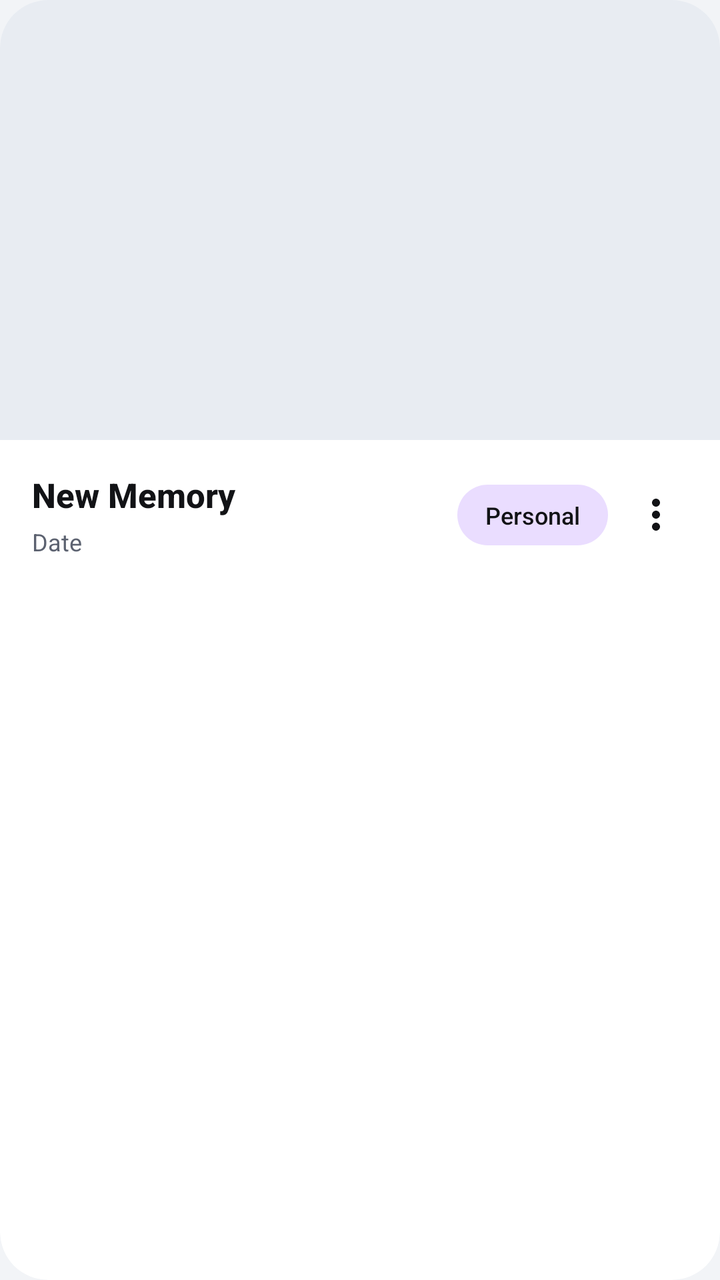
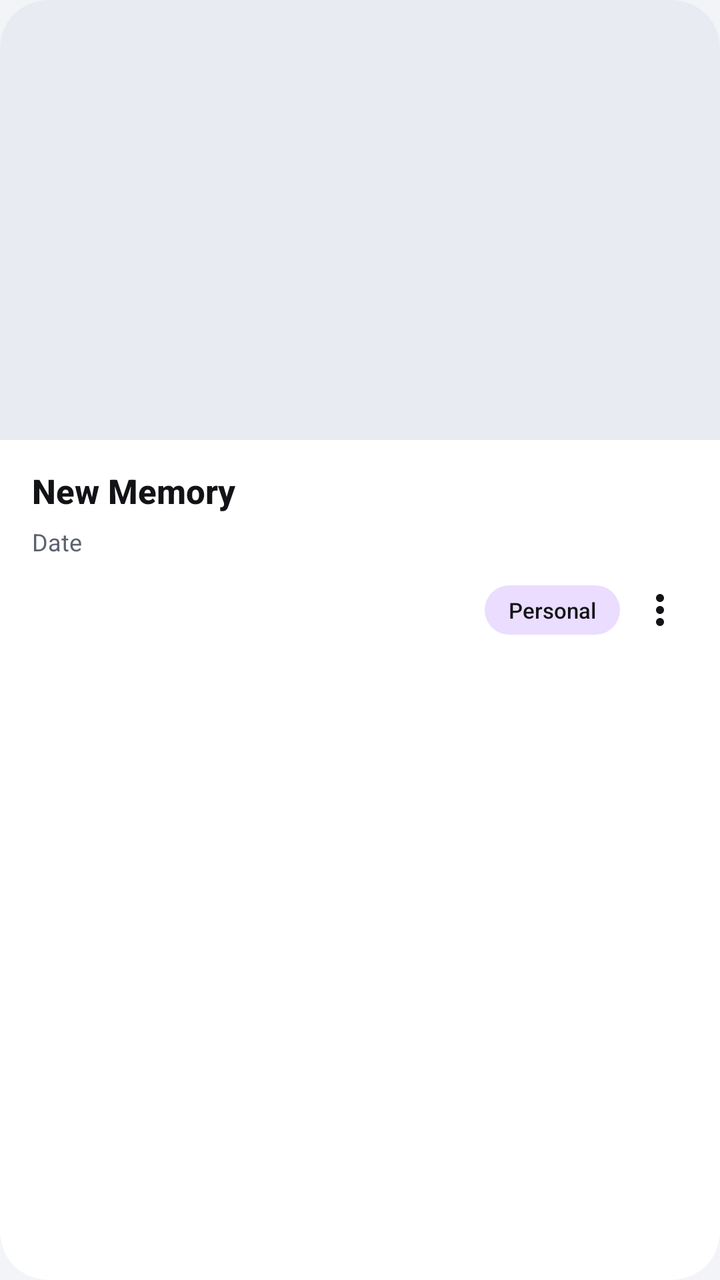

Compare the two renders of this Android layout. The source of the first and the diff that turns it into the second are given below.
<!-- AndroidManifest.xml: application theme Theme.EssentialSpace -->
<!-- res/layout/note_item.xml -->
<?xml version="1.0" encoding="utf-8"?>
<com.google.android.material.card.MaterialCardView
    xmlns:android="http://schemas.android.com/apk/res/android"
    xmlns:app="http://schemas.android.com/apk/res-auto"
    xmlns:tools="http://schemas.android.com/tools"
    android:layout_width="match_parent"
    android:layout_height="wrap_content"
    android:layout_marginHorizontal="20dp"
    android:layout_marginVertical="8dp"
    app:cardBackgroundColor="?attr/colorSurface"
    app:strokeWidth="0dp"
    app:cardElevation="0dp"
    app:cardCornerRadius="24dp">

    <LinearLayout
        android:layout_width="match_parent"
        android:layout_height="wrap_content"
        android:orientation="vertical">

        
        <FrameLayout
            android:id="@+id/imageContainer"
            android:layout_width="match_parent"
            android:layout_height="wrap_content">

            <ImageView
                android:id="@+id/itemImage"
                android:layout_width="match_parent"
                android:layout_height="220dp"
                android:background="?attr/colorSurfaceVariant"
                android:scaleType="centerCrop"
                android:contentDescription="@string/app_name" />
        </FrameLayout>

        
        <LinearLayout
            android:layout_width="match_parent"
            android:layout_height="wrap_content"
            android:orientation="horizontal"
            android:gravity="center_vertical"
            android:padding="16dp">

            
            <LinearLayout
                android:layout_width="0dp"
                android:layout_height="wrap_content"
                android:layout_weight="1"
                android:orientation="vertical"
                android:layout_marginEnd="12dp">

                <TextView
                    android:id="@+id/itemTitle"
                    android:layout_width="match_parent"
                    android:layout_height="wrap_content"
                    android:ellipsize="end"
                    android:fontFamily="sans-serif-medium"
                    android:maxLines="2"
                    android:text="New Memory"
                    android:textColor="?android:attr/textColorPrimary"
                    android:textSize="17sp"
                    android:textStyle="bold" />

                <TextView
                    android:id="@+id/itemDate"
                    android:layout_width="match_parent"
                    android:layout_height="wrap_content"
                    android:layout_marginTop="4dp"
                    android:text="Date"
                    android:textSize="12sp"
                    android:textColor="?android:attr/textColorSecondary"
                    android:maxLines="1"
                    android:fontFamily="sans-serif" />
            </LinearLayout>

            
            <TextView
                android:id="@+id/itemTag"
                android:layout_width="wrap_content"
                android:layout_height="wrap_content"
                android:background="@drawable/tag_bg"
                android:fontFamily="sans-serif-medium"
                android:paddingHorizontal="14dp"
                android:paddingVertical="7dp"
                android:text="Personal"
                android:textColor="?android:attr/textColorPrimary"
                android:textSize="12sp" />

            
            <ImageButton
                android:id="@+id/itemPlay"
                android:layout_width="32dp"
                android:layout_height="32dp"
                android:layout_marginStart="8dp"
                android:padding="4dp"
                android:background="?attr/selectableItemBackgroundBorderless"
                android:src="@drawable/ic_voice_note"
                app:tint="?android:attr/textColorPrimary"
                android:contentDescription="Play audio"
                android:visibility="gone"
                tools:visibility="visible" />

            
            <ImageButton
                android:id="@+id/itemMenu"
                android:layout_width="32dp"
                android:layout_height="32dp"
                android:layout_marginStart="8dp"
                android:padding="4dp"
                android:background="?attr/selectableItemBackgroundBorderless"
                android:src="@drawable/ic_more_options"
                app:tint="?android:attr/textColorPrimary"
                android:contentDescription="Note Options" />
        </LinearLayout>
    </LinearLayout>
</com.google.android.material.card.MaterialCardView>
<!-- resources referenced by this layout -->
<resources>
  <!-- drawable ic_more_options (drawable) -->
  <vector xmlns:android="http://schemas.android.com/apk/res/android"
      android:width="24dp" android:height="24dp"
      android:viewportWidth="24" android:viewportHeight="24">
      <path android:fillColor="?android:attr/textColorPrimary"
          android:pathData="M12,8c1.1,0 2,-0.9 2,-2s-0.9,-2 -2,-2 -2,0.9 -2,2 0.9,2 2,2zM12,10c-1.1,0 -2,0.9 -2,2s0.9,2 2,2 2,-0.9 2,-2 -0.9,-2 -2,-2zM12,16c-1.1,0 -2,0.9 -2,2s0.9,2 2,2 2,-0.9 2,-2 -0.9,-2 -2,-2z"/>
  </vector>
  <!-- drawable ic_voice_note (drawable) -->
  <vector xmlns:android="http://schemas.android.com/apk/res/android"
      android:width="24dp" android:height="24dp"
      android:viewportWidth="24" android:viewportHeight="24">
      <path android:fillColor="?android:attr/textColorPrimary"
          android:pathData="M6,10v4h2v-4H6zM10,7v10h2V7h-2zM14,4v16h2V4h-2zM18,10v4h2v-4h-2z"/>
  </vector>
  <!-- drawable tag_bg (drawable) -->
  <?xml version="1.0" encoding="utf-8"?>
  <shape xmlns:android="http://schemas.android.com/apk/res/android">
      
      <solid android:color="?attr/colorPrimaryContainer"/>
      <corners android:radius="24dp"/>
  </shape>
  <string name="app_name">MemoryVoid</string>
  <style name="Theme.EssentialSpace" parent="Theme.Material3.DayNight.NoActionBar">
          <item name="android:statusBarColor">@android:color/transparent</item>
          <item name="android:windowLightStatusBar">true</item>
  
          
          <item name="android:colorBackground">@color/m3_light_background</item>
          <item name="colorSurface">@color/m3_light_surface</item>
          <item name="colorSurfaceVariant">@color/m3_light_surface_container</item>
          <item name="colorSecondaryContainer">@color/m3_light_surface_container_high</item>
          <item name="android:windowBackground">@color/m3_light_background</item>
  
          
          <item name="android:textColorPrimary">@color/m3_light_on_surface</item>
          <item name="android:textColorSecondary">@color/m3_light_on_surface_variant</item>
          <item name="android:textColorTertiary">@android:color/transparent</item>
  
          <item name="elevationOverlayEnabled">false</item>
          <item name="android:fontFamily">sans-serif</item>
      </style>
  <color name="m3_light_background">#F2F4F7</color>
  <color name="m3_light_surface">#FFFFFF</color>
  <color name="m3_light_surface_container">#E8ECF2</color>
  <color name="m3_light_surface_container_high">#DDE3EC</color>
  <color name="m3_light_on_surface">#121316</color>
  <color name="m3_light_on_surface_variant">#5C6270</color>
</resources>

<!-- the commit's change to res/layout/note_item.xml (unified diff, before → after) -->
@@ -13,6 +13,7 @@
     app:cardCornerRadius="24dp">
 
     <LinearLayout
+        android:id="@+id/noteRootLinear"
         android:layout_width="match_parent"
         android:layout_height="wrap_content"
         android:orientation="vertical">
@@ -34,19 +35,21 @@
 
         
         <LinearLayout
+            android:id="@+id/noteContentRow"
             android:layout_width="match_parent"
             android:layout_height="wrap_content"
-            android:orientation="horizontal"
-            android:gravity="center_vertical"
-            android:padding="16dp">
+            android:orientation="vertical"
+            android:paddingStart="16dp"
+            android:paddingEnd="14dp"
+            android:paddingTop="14dp"
+            android:paddingBottom="12dp">
 
             
             <LinearLayout
-                android:layout_width="0dp"
+                android:id="@+id/noteTextColumn"
+                android:layout_width="match_parent"
                 android:layout_height="wrap_content"
-                android:layout_weight="1"
-                android:orientation="vertical"
-                android:layout_marginEnd="12dp">
+                android:orientation="vertical">
 
                 <TextView
                     android:id="@+id/itemTitle"
@@ -61,10 +64,23 @@
                     android:textStyle="bold" />
 
                 <TextView
+                    android:id="@+id/itemBody"
+                    android:layout_width="match_parent"
+                    android:layout_height="wrap_content"
+                    android:layout_marginTop="4dp"
+                    android:ellipsize="end"
+                    android:fontFamily="sans-serif"
+                    android:lineSpacingExtra="2dp"
+                    android:maxLines="4"
+                    android:textColor="?android:attr/textColorSecondary"
+                    android:textSize="14sp"
+                    android:visibility="gone" />
+
+                <TextView
                     android:id="@+id/itemDate"
                     android:layout_width="match_parent"
                     android:layout_height="wrap_content"
-                    android:layout_marginTop="4dp"
+                    android:layout_marginTop="6dp"
                     android:text="Date"
                     android:textSize="12sp"
                     android:textColor="?android:attr/textColorSecondary"
@@ -73,43 +89,62 @@
             </LinearLayout>
 
             
-            <TextView
-                android:id="@+id/itemTag"
-                android:layout_width="wrap_content"
+            <LinearLayout
+                android:id="@+id/noteActionsRow"
+                android:layout_width="match_parent"
                 android:layout_height="wrap_content"
-                android:background="@drawable/tag_bg"
-                android:fontFamily="sans-serif-medium"
-                android:paddingHorizontal="14dp"
-                android:paddingVertical="7dp"
-                android:text="Personal"
-                android:textColor="?android:attr/textColorPrimary"
-                android:textSize="12sp" />
+                android:layout_marginTop="10dp"
+                android:gravity="end|center_vertical"
+                android:orientation="horizontal">
 
-            
-            <ImageButton
-                android:id="@+id/itemPlay"
-                android:layout_width="32dp"
-                android:layout_height="32dp"
-                android:layout_marginStart="8dp"
-                android:padding="4dp"
-                android:background="?attr/selectableItemBackgroundBorderless"
-                android:src="@drawable/ic_voice_note"
-                app:tint="?android:attr/textColorPrimary"
-                android:contentDescription="Play audio"
-                android:visibility="gone"
-                tools:visibility="visible" />
+                
+                <TextView
+                    android:id="@+id/itemTag"
+                    android:layout_width="wrap_content"
+                    android:layout_height="wrap_content"
+                    android:background="@drawable/tag_bg"
+                    android:fontFamily="sans-serif-medium"
+                    android:paddingHorizontal="12dp"
+                    android:paddingVertical="5dp"
+                    android:text="Personal"
+                    android:textColor="?android:attr/textColorPrimary"
+                    android:textSize="11sp" />
 
-            
-            <ImageButton
-                android:id="@+id/itemMenu"
-                android:layout_width="32dp"
-                android:layout_height="32dp"
-                android:layout_marginStart="8dp"
-                android:padding="4dp"
-                android:background="?attr/selectableItemBackgroundBorderless"
-                android:src="@drawable/ic_more_options"
-                app:tint="?android:attr/textColorPrimary"
-                android:contentDescription="Note Options" />
+                
+                <LinearLayout
+                    android:id="@+id/itemButtonsRow"
+                    android:layout_width="wrap_content"
+                    android:layout_height="wrap_content"
+                    android:gravity="center_vertical|end"
+                    android:orientation="horizontal">
+
+                    
+                    <ImageButton
+                        android:id="@+id/itemPlay"
+                        android:layout_width="32dp"
+                        android:layout_height="32dp"
+                        android:layout_marginStart="6dp"
+                        android:padding="4dp"
+                        android:background="?attr/selectableItemBackgroundBorderless"
+                        android:src="@drawable/ic_voice_note"
+                        app:tint="?android:attr/textColorPrimary"
+                        android:contentDescription="Play audio"
+                        android:visibility="gone"
+                        tools:visibility="visible" />
+
+                    
+                    <ImageButton
+                        android:id="@+id/itemMenu"
+                        android:layout_width="32dp"
+                        android:layout_height="32dp"
+                        android:layout_marginStart="4dp"
+                        android:padding="4dp"
+                        android:background="?attr/selectableItemBackgroundBorderless"
+                        android:src="@drawable/ic_more_options"
+                        app:tint="?android:attr/textColorPrimary"
+                        android:contentDescription="Note Options" />
+                </LinearLayout>
+            </LinearLayout>
         </LinearLayout>
     </LinearLayout>
 </com.google.android.material.card.MaterialCardView>
